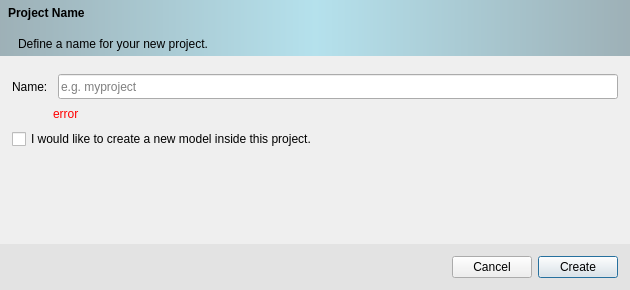
ufopleds/DengueME, file src/newproject.ui: the form before one commit.
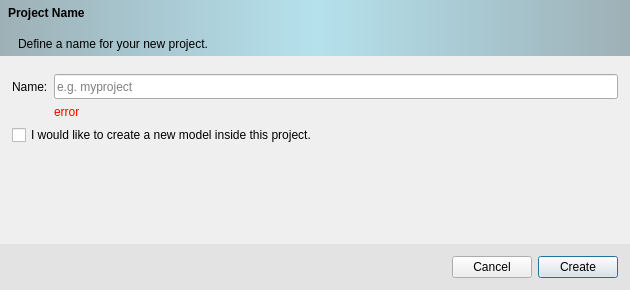
The form after the commit. Icons and pictures are not drawn.

```diff
--- a/src/newproject.ui
+++ b/src/newproject.ui
@@ -130,10 +130,7 @@
     </widget>
    </item>
    <item>
-    <layout class="QVBoxLayout" name="bodyPanel">
-     <property name="spacing">
-      <number>0</number>
-     </property>
+    <layout class="QGridLayout" name="gridLayout">
      <property name="leftMargin">
       <number>12</number>
      </property>
@@ -143,31 +140,7 @@
      <property name="rightMargin">
       <number>12</number>
      </property>
-     <property name="bottomMargin">
-      <number>0</number>
-     </property>
-     <item>
-      <layout class="QHBoxLayout" name="name_inside">
-       <property name="spacing">
-        <number>10</number>
-       </property>
-       <property name="topMargin">
-        <number>0</number>
-       </property>
-       <item>
-        <widget class="QLabel" name="project">
-         <property name="minimumSize">
-          <size>
-           <width>0</width>
-           <height>25</height>
-          </size>
-         </property>
-         <property name="text">
-          <string>Name:</string>
-         </property>
-        </widget>
-       </item>
-       <item>
+     <item row="0" column="2">
         <widget class="QLineEdit" name="project_name">
          <property name="minimumSize">
           <size>
@@ -186,33 +159,20 @@
          </property>
         </widget>
        </item>
-      </layout>
-     </item>
-     <item>
-      <layout class="QHBoxLayout" name="error">
-       <property name="spacing">
-        <number>-1</number>
-       </property>
-       <property name="topMargin">
-        <number>5</number>
-       </property>
-       <item>
-        <spacer name="horizontalSpacer_3">
-         <property name="orientation">
-          <enum>Qt::Horizontal</enum>
-         </property>
-         <property name="sizeType">
-          <enum>QSizePolicy::Fixed</enum>
-         </property>
-         <property name="sizeHint" stdset="0">
+     <item row="0" column="0">
+      <widget class="QLabel" name="project">
+       <property name="minimumSize">
           <size>
-           <width>41</width>
-           <height>20</height>
-          </size>
-         </property>
-        </spacer>
-       </item>
-       <item>
+         <width>0</width>
+         <height>25</height>
+        </size>
+       </property>
+       <property name="text">
+        <string>Name:</string>
+       </property>
+      </widget>
+     </item>
+     <item row="1" column="2">
         <widget class="QLabel" name="error_message">
          <property name="styleSheet">
           <string notr="true">color: red;</string>
@@ -225,9 +185,21 @@
       </layout>
      </item>
      <item>
-      <layout class="QHBoxLayout" name="horizontalLayout">
+    <layout class="QVBoxLayout" name="bodyPanel">
+     <property name="spacing">
+      <number>0</number>
+     </property>
+     <property name="leftMargin">
+      <number>12</number>
+     </property>
        <property name="topMargin">
-        <number>5</number>
+      <number>0</number>
+     </property>
+     <property name="rightMargin">
+      <number>12</number>
+     </property>
+     <property name="bottomMargin">
+      <number>0</number>
        </property>
        <item>
         <widget class="QCheckBox" name="newModelCheckBox">
@@ -236,21 +208,6 @@
          </property>
         </widget>
        </item>
-       <item>
-        <spacer name="horizontalSpacer_2">
-         <property name="orientation">
-          <enum>Qt::Horizontal</enum>
-         </property>
-         <property name="sizeHint" stdset="0">
-          <size>
-           <width>49</width>
-           <height>20</height>
-          </size>
-         </property>
-        </spacer>
-       </item>
-      </layout>
-     </item>
     </layout>
    </item>
    <item>
```
Left out of the diff: 2 changed lines with no effect on the pictures. Lines whose indentation alone changed are shown as unchanged.
